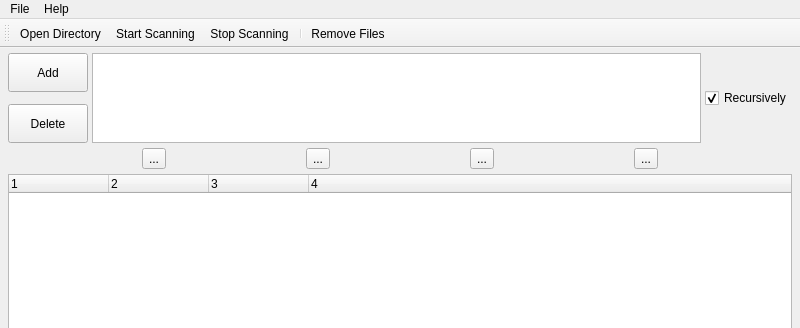
First picture: the form in mainwindow.ui, repository vsklamm/FDuplicate, before the edit; both pictures show x 0 to 800 and y 0 to 328 of the 800 by 600 pixel window.
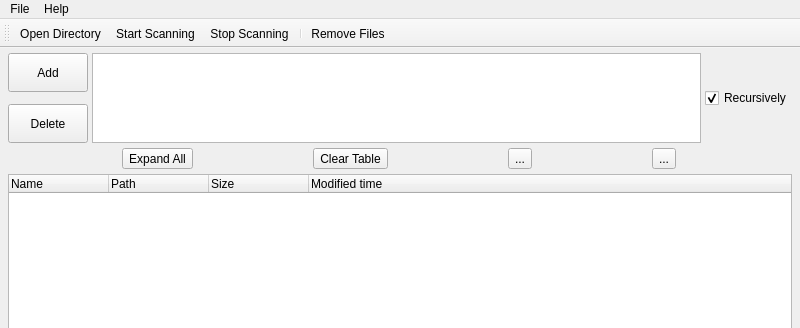
Second picture: the form after the edit.

The edit to the form file:
```diff
--- a/mainwindow.ui
+++ b/mainwindow.ui
@@ -166,14 +166,14 @@
        <item>
         <widget class="QToolButton" name="toolButton_4">
          <property name="text">
-          <string>...</string>
+          <string>Expand All</string>
          </property>
         </widget>
        </item>
        <item>
         <widget class="QToolButton" name="toolButton_3">
          <property name="text">
-          <string>...</string>
+          <string>Clear Table</string>
          </property>
         </widget>
        </item>
@@ -225,22 +225,22 @@
          </property>
          <column>
           <property name="text">
-           <string notr="true">1</string>
+           <string notr="true">Name</string>
           </property>
          </column>
          <column>
           <property name="text">
-           <string notr="true">2</string>
+           <string notr="true">Path</string>
           </property>
          </column>
          <column>
           <property name="text">
-           <string notr="true">3</string>
+           <string notr="true">Size</string>
           </property>
          </column>
          <column>
           <property name="text">
-           <string notr="true">4</string>
+           <string notr="true">Modified time</string>
           </property>
          </column>
         </widget>
```
Left out of the diff: 4 changed lines with no effect on the pictures.
